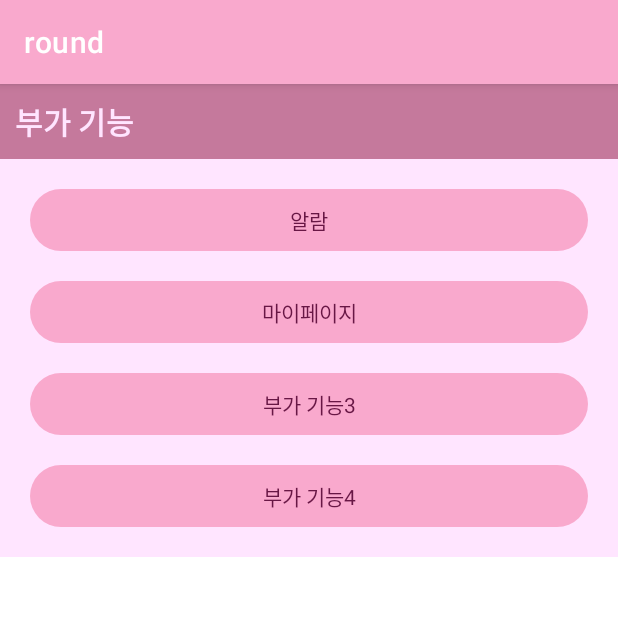
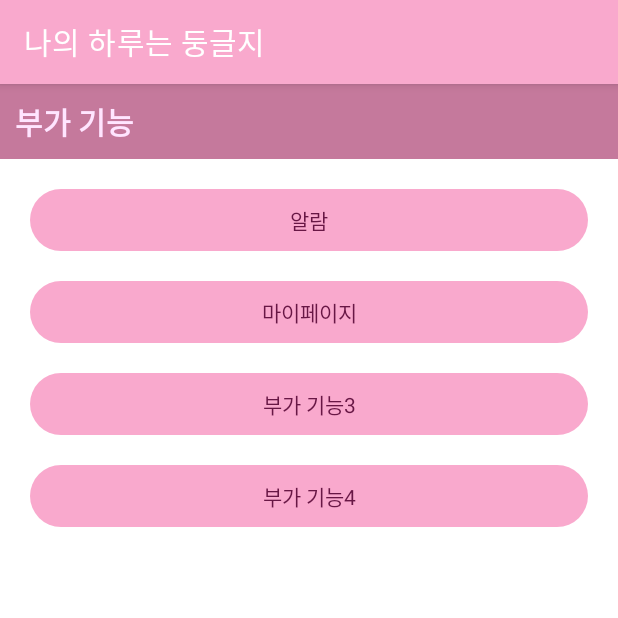
Before and after one commit to dohoon123/mobile_team13, an Android app: the fragment EtcFragment shown on its own in the app's theme, on a phone screen of 412 x 824 dp, the top half of it. Run offline under Robolectric (Android 15) with nearby library versions, the phone set to English and light mode, and no system bars.

Commit message:
색은 다 바꿨으니 디자인적으로는 패딩 같은 거만 조정하면 됩니당

```diff
--- a/app/src/main/res/layout/fragment_etc.xml
+++ b/app/src/main/res/layout/fragment_etc.xml
@@ -3,7 +3,6 @@
     xmlns:tools="http://schemas.android.com/tools"
     android:layout_width="match_parent"
     android:layout_height="wrap_content"
-    android:background="@color/pink_bright"
     android:orientation="vertical"
     tools:context=".EtcFragment">
 
--- a/app/src/main/res/values/strings.xml
+++ b/app/src/main/res/values/strings.xml
@@ -1,5 +1,5 @@
 <resources>
-    <string name="app_name">round</string>
+    <string name="app_name">나의 하루는 둥글지</string>
     <!-- TODO: Remove or change this placeholder text -->
     <string name="hello_blank_fragment">Hello blank fragment</string>
     <string name="title_activity_alarm">alarm</string>
```
